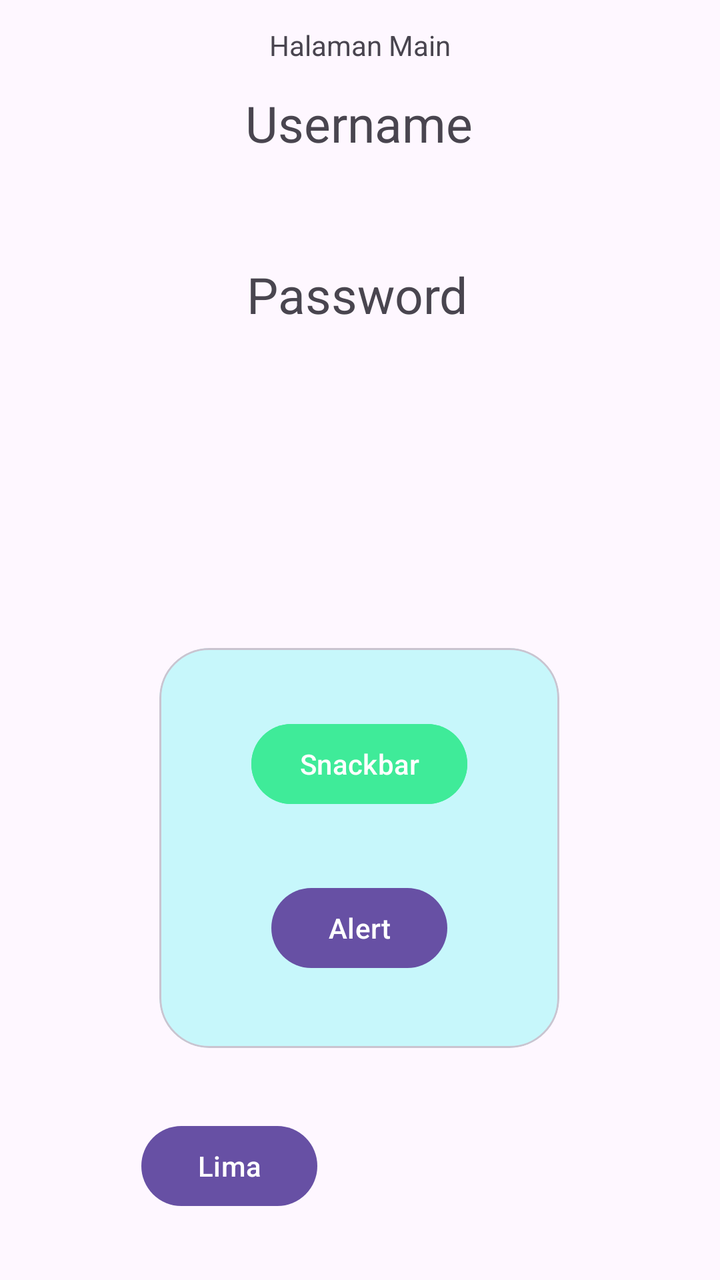
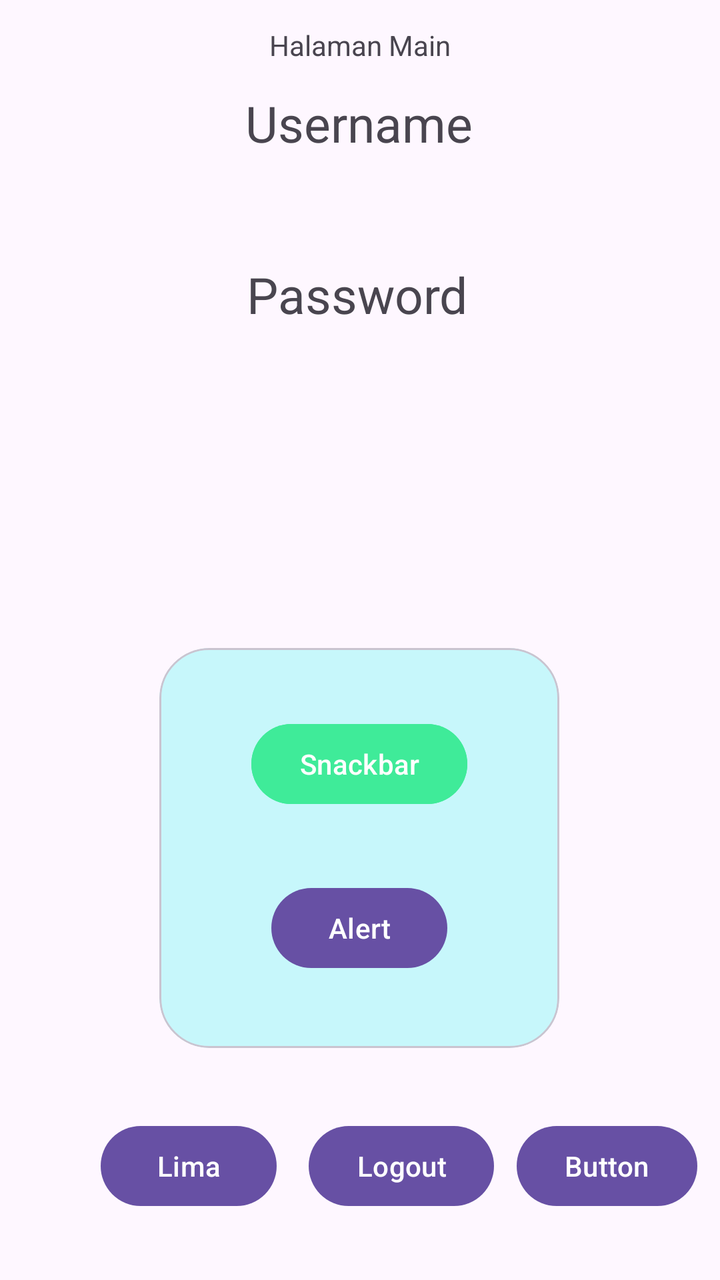

Screens rendered from an Android XML layout before and after an edit, with the pre-edit source and the edit as a unified diff.
<!-- AndroidManifest.xml: application theme Theme.MikhailMuhammadRizq -->
<!-- res/layout/activity_main.xml -->
<?xml version="1.0" encoding="utf-8"?>
<androidx.constraintlayout.widget.ConstraintLayout xmlns:android="http://schemas.android.com/apk/res/android"
    xmlns:app="http://schemas.android.com/apk/res-auto"
    xmlns:tools="http://schemas.android.com/tools"
    android:id="@+id/main"
    android:layout_width="match_parent"
    android:layout_height="match_parent"
    tools:context=".MainActivity">

    <TextView
        android:id="@+id/txtUsername"
        android:layout_width="wrap_content"
        android:layout_height="wrap_content"
        android:layout_marginBottom="52dp"
        android:text="Username"
        android:textSize="25dp"
        app:layout_constraintBottom_toTopOf="@+id/txtPassword"
        app:layout_constraintEnd_toEndOf="parent"
        app:layout_constraintHorizontal_bias="0.498"
        app:layout_constraintStart_toStartOf="parent"
        app:layout_constraintVertical_bias="1.0" />

    <TextView
        android:id="@+id/txtPassword"
        android:layout_width="wrap_content"
        android:layout_height="wrap_content"
        android:layout_marginBottom="160dp"
        android:text="Password"
        android:textSize="25dp"
        app:layout_constraintBottom_toTopOf="@+id/materialCardView"
        app:layout_constraintEnd_toEndOf="parent"
        app:layout_constraintHorizontal_bias="0.494"
        app:layout_constraintStart_toStartOf="parent" />

    <com.google.android.material.card.MaterialCardView
        android:id="@+id/materialCardView"
        android:layout_width="200dp"
        android:layout_height="200dp"
        android:layout_marginBottom="116dp"
        app:layout_constraintBottom_toBottomOf="parent"
        app:layout_constraintEnd_toEndOf="parent"
        app:layout_constraintHorizontal_bias="0.497"
        app:layout_constraintStart_toStartOf="parent"
        app:cardCornerRadius="25dp"
        app:cardBackgroundColor="#C7F7FB"
        >

        <androidx.constraintlayout.widget.ConstraintLayout
            android:layout_width="match_parent"
            android:layout_height="match_parent">

            <Button
                android:id="@+id/btnSnackbar"
                android:layout_width="wrap_content"
                android:layout_height="wrap_content"
                android:text="Snackbar"
                app:layout_constraintBottom_toTopOf="@+id/btnAlert"
                app:layout_constraintEnd_toEndOf="parent"
                app:layout_constraintStart_toStartOf="parent"
                app:layout_constraintTop_toTopOf="parent"
                android:backgroundTint="#3FEB99"/>

            <Button
                android:id="@+id/btnAlert"
                android:layout_width="wrap_content"
                android:layout_height="wrap_content"
                android:layout_marginBottom="36dp"
                android:text="Alert"
                app:layout_constraintBottom_toBottomOf="parent"
                app:layout_constraintEnd_toEndOf="parent"
                app:layout_constraintStart_toStartOf="parent"
                />
        </androidx.constraintlayout.widget.ConstraintLayout>

    </com.google.android.material.card.MaterialCardView>

    <TextView
        android:id="@+id/txtHeader"
        android:layout_width="wrap_content"
        android:layout_height="wrap_content"
        android:text="Halaman Main"

        app:layout_constraintBottom_toTopOf="@+id/txtUsername"
        app:layout_constraintEnd_toEndOf="parent"
        app:layout_constraintStart_toStartOf="parent"
        app:layout_constraintTop_toTopOf="parent" />

    <Button
        android:id="@+id/btnToLima"
        android:layout_width="wrap_content"
        android:layout_height="wrap_content"
        android:text="Lima"
        app:layout_constraintBottom_toBottomOf="parent"
        app:layout_constraintEnd_toEndOf="parent"
        app:layout_constraintHorizontal_bias="0.26"
        app:layout_constraintStart_toStartOf="parent"
        app:layout_constraintTop_toBottomOf="@+id/materialCardView"
        app:layout_constraintVertical_bias="0.514" />

</androidx.constraintlayout.widget.ConstraintLayout>
<!-- resources referenced by this layout -->
<resources>
  <style name="Theme.MikhailMuhammadRizq" parent="Base.Theme.MikhailMuhammadRizq" />
  <style name="Base.Theme.MikhailMuhammadRizq" parent="Theme.Material3.DayNight.NoActionBar">
          
          
      </style>
</resources>

<!-- the commit's change to res/layout/activity_main.xml (unified diff, before → after) -->
@@ -53,12 +53,12 @@
                 android:id="@+id/btnSnackbar"
                 android:layout_width="wrap_content"
                 android:layout_height="wrap_content"
+                android:backgroundTint="#3FEB99"
                 android:text="Snackbar"
                 app:layout_constraintBottom_toTopOf="@+id/btnAlert"
                 app:layout_constraintEnd_toEndOf="parent"
                 app:layout_constraintStart_toStartOf="parent"
-                app:layout_constraintTop_toTopOf="parent"
-                android:backgroundTint="#3FEB99"/>
+                app:layout_constraintTop_toTopOf="parent" />
 
             <Button
                 android:id="@+id/btnAlert"
@@ -68,8 +68,7 @@
                 android:text="Alert"
                 app:layout_constraintBottom_toBottomOf="parent"
                 app:layout_constraintEnd_toEndOf="parent"
-                app:layout_constraintStart_toStartOf="parent"
-                />
+                app:layout_constraintStart_toStartOf="parent" />
         </androidx.constraintlayout.widget.ConstraintLayout>
 
     </com.google.android.material.card.MaterialCardView>
@@ -92,9 +91,31 @@
         android:text="Lima"
         app:layout_constraintBottom_toBottomOf="parent"
         app:layout_constraintEnd_toEndOf="parent"
-        app:layout_constraintHorizontal_bias="0.26"
+        app:layout_constraintHorizontal_bias="0.185"
         app:layout_constraintStart_toStartOf="parent"
         app:layout_constraintTop_toBottomOf="@+id/materialCardView"
         app:layout_constraintVertical_bias="0.514" />
 
+    <Button
+        android:id="@+id/btnLogout"
+        android:layout_width="wrap_content"
+        android:layout_height="wrap_content"
+        android:text="Logout"
+        app:layout_constraintBottom_toBottomOf="@+id/btnToLima"
+        app:layout_constraintEnd_toEndOf="parent"
+        app:layout_constraintHorizontal_bias="0.123"
+        app:layout_constraintStart_toEndOf="@+id/btnToLima"
+        app:layout_constraintTop_toTopOf="@+id/btnToLima"
+        app:layout_constraintVertical_bias="0.0" />
+
+    <Button
+        android:id="@+id/btnToEnam"
+        android:layout_width="wrap_content"
+        android:layout_height="wrap_content"
+        android:text="Button"
+        app:layout_constraintBottom_toBottomOf="@+id/btnLogout"
+        app:layout_constraintEnd_toEndOf="parent"
+        app:layout_constraintStart_toEndOf="@+id/btnLogout"
+        app:layout_constraintTop_toTopOf="@+id/btnLogout" />
+
 </androidx.constraintlayout.widget.ConstraintLayout>
